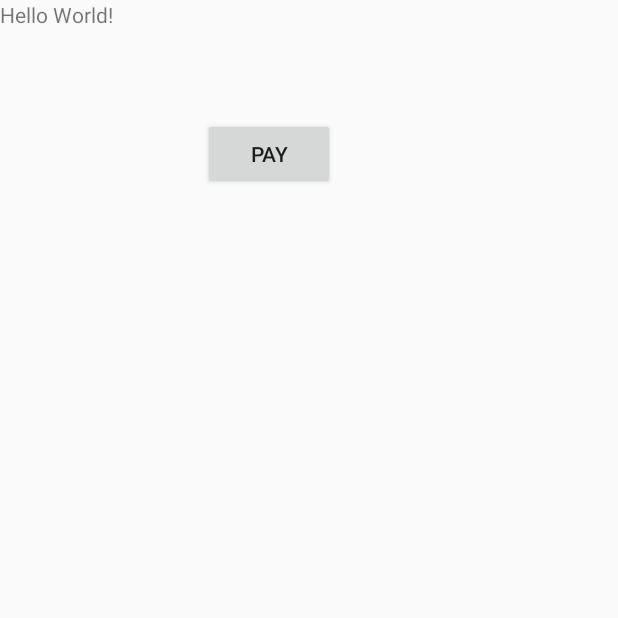
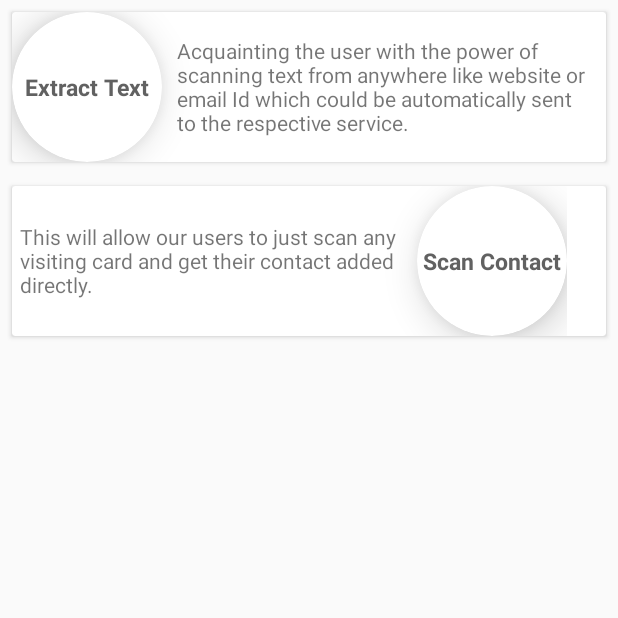
Before and after one commit to LNMHacks/LNMHacks-2.0-Submission, an Android app: the screen it shows after launch (MainActivity), on a phone screen of 412 x 824 dp, the top half of it. Run offline under Robolectric (Android 15) with nearby library versions, the phone set to English and light mode, and no system bars; 1 statement that could not run was skipped.

Commit message:
Improved UI of main activity.

```diff
--- a/app/build.gradle
+++ b/app/build.gradle
@@ -25,6 +25,8 @@ dependencies {
         exclude group: 'com.android.support', module: 'support-annotations'
     })
     compile 'com.android.support:appcompat-v7:26.+'
+    compile 'de.hdodenhof:circleimageview:2.1.0'
+    compile 'com.android.support:cardview-v7:26.+'
     compile 'com.android.support.constraint:constraint-layout:1.0.2'
     compile 'com.google.android.gms:play-services-vision:10.0.0'
     testCompile 'junit:junit:4.12'
--- a/app/src/main/res/layout/activity_main.xml
+++ b/app/src/main/res/layout/activity_main.xml
@@ -1,29 +1,156 @@
 <?xml version="1.0" encoding="utf-8"?>
-<RelativeLayout xmlns:android="http://schemas.android.com/apk/res/android"
+<ScrollView xmlns:android="http://schemas.android.com/apk/res/android"
     xmlns:app="http://schemas.android.com/apk/res-auto"
     xmlns:tools="http://schemas.android.com/tools"
     android:layout_width="match_parent"
+    android:layout_height="match_parent">
+    <LinearLayout
+        android:layout_width="match_parent"
         android:layout_height="match_parent"
-    tools:context="com.example.vishwesh.optio.MainActivity">
+        android:orientation="vertical">
+
+    <android.support.v7.widget.CardView
+        android:layout_width="match_parent"
+        android:layout_height="match_parent"
+        android:layout_centerInParent="true"
+        android:padding="8dp"
+        android:layout_margin="8dp"
+        android:orientation="vertical">
+
+
+        <LinearLayout
+            android:layout_width="wrap_content"
+            android:layout_height="wrap_content"
+            android:orientation="horizontal">
+
+            <android.support.v7.widget.CardView
+
+                android:id="@+id/view2"
+                android:layout_width="100dp"
+                android:layout_height="100dp"
+                android:layout_centerHorizontal="true"
+                android:layout_centerInParent="true"
+                android:layout_gravity="center"
+                android:clickable="true"
+                android:elevation="32dp"
+                android:innerRadius="0dp"
+                android:onClick="Search"
+                android:shape="ring"
+
+                android:thicknessRatio="1.9"
+                app:cardCornerRadius="50dp"
+                app:cardElevation="16dp">
+
+                <RelativeLayout
+                    android:layout_width="wrap_content"
+                    android:layout_height="wrap_content"
+                    android:layout_gravity="center">
+
+                    <ImageView
+                        android:id="@+id/search"
+                        android:layout_width="wrap_content"
+                        android:layout_height="wrap_content"
+                        android:layout_alignParentTop="true" />
+
 
                     <TextView
-        android:id="@+id/text"
+                        android:id="@+id/homeservices"
                         android:layout_width="wrap_content"
                         android:layout_height="wrap_content"
-        android:text="Hello World!"
-        app:layout_constraintBottom_toBottomOf="parent"
-        app:layout_constraintLeft_toLeftOf="parent"
-        app:layout_constraintRight_toRightOf="parent"
-        app:layout_constraintTop_toTopOf="parent" />
+                        android:layout_below="@id/search"
+                        android:layout_centerHorizontal="true"
+                        android:layout_gravity="center_horizontal"
+                        android:fontFamily="sans-serif"
+                        android:text="Extract Text"
+                        android:textColor="#616161"
+                        android:textSize="15sp"
+                        android:textStyle="bold" />
+                </RelativeLayout>
 
-    <Button
-        android:id="@+id/button"
+            </android.support.v7.widget.CardView>
+            <TextView
                 android:layout_width="wrap_content"
                 android:layout_height="wrap_content"
-        android:layout_below="@+id/text"
-        android:layout_marginStart="60dp"
-        android:layout_marginTop="59dp"
-        android:layout_toEndOf="@+id/text"
-        android:text="pay" />
+                android:padding="10dp"
+                android:layout_gravity="center"
+                android:text="Acquainting the user with the power of scanning text from anywhere like website or email Id which could be automatically sent to the respective service."
+                />
+        </LinearLayout>
 
+
+    </android.support.v7.widget.CardView>
+        <android.support.v7.widget.CardView
+            android:layout_width="match_parent"
+            android:layout_height="match_parent"
+            android:layout_centerInParent="true"
+            android:padding="8dp"
+            android:layout_margin="8dp"
+            android:orientation="vertical">
+
+
+            <LinearLayout
+                android:layout_width="wrap_content"
+                android:layout_height="wrap_content"
+                android:orientation="horizontal">
+                <TextView
+                    android:layout_width="270dp"
+                    android:layout_height="wrap_content"
+                    android:padding="5dp"
+                    android:layout_gravity="center"
+                    android:text="This will allow our users to just scan any visiting card and get their contact added directly."
+                    />
+
+                <android.support.v7.widget.CardView
+
+                    android:id="@+id/view1"
+                    android:layout_width="100dp"
+                    android:layout_height="100dp"
+                    android:layout_centerHorizontal="true"
+                    android:layout_centerInParent="true"
+                    android:layout_gravity="center"
+                    android:clickable="true"
+                    android:elevation="32dp"
+                    android:innerRadius="0dp"
+                    android:onClick="Search"
+                    android:shape="ring"
+
+                    android:thicknessRatio="1.9"
+                    app:cardCornerRadius="50dp"
+                    app:cardElevation="16dp">
+
+
+                    <RelativeLayout
+                        android:layout_width="wrap_content"
+                        android:layout_height="wrap_content"
+                        android:layout_gravity="center">
+
+                        <ImageView
+                            android:id="@+id/contact"
+                            android:layout_width="wrap_content"
+                            android:layout_height="wrap_content"
+                            android:layout_alignParentTop="true" />
+
+
+                        <TextView
+                            android:id="@+id/homes"
+                            android:layout_width="wrap_content"
+                            android:layout_height="wrap_content"
+                            android:layout_below="@id/contact"
+                            android:layout_centerHorizontal="true"
+                            android:layout_gravity="center_horizontal"
+                            android:fontFamily="sans-serif"
+                            android:text="Scan Contact"
+                            android:textColor="#616161"
+                            android:textSize="15sp"
+                            android:textStyle="bold" />
                     </RelativeLayout>
+
+                </android.support.v7.widget.CardView>
+
+            </LinearLayout>
+
+
+        </android.support.v7.widget.CardView>
+
+    </LinearLayout>
+</ScrollView>
```
Lines whose indentation alone changed are shown as unchanged.
